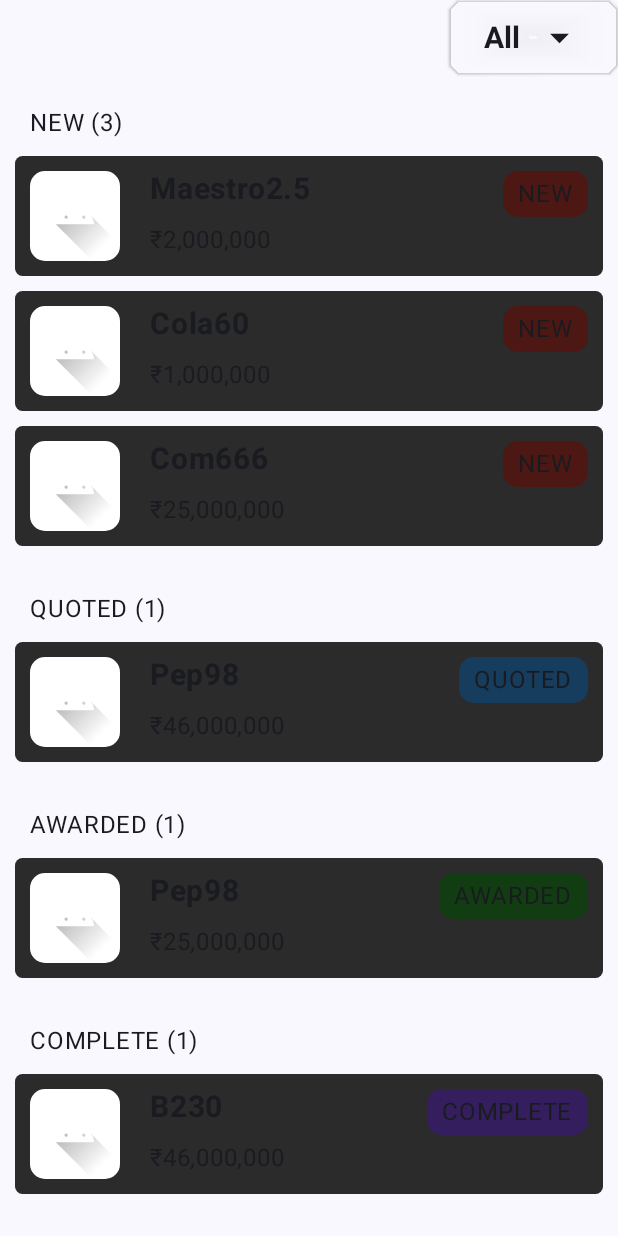
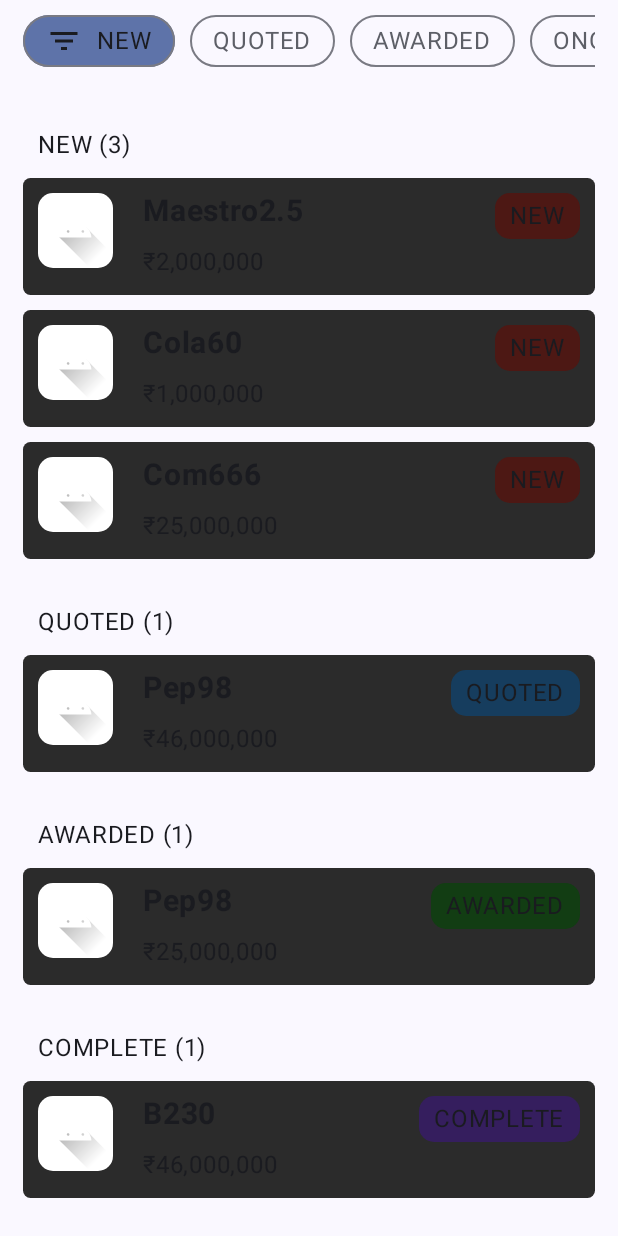
Before and after one commit to joshuajgomez/codeforce, an Android app built with Jetpack Compose: the composable ProjectsView shown on its own in the app's theme, on a phone screen of 412 x 824 dp. Run offline under Robolectric (Android 15) with nearby library versions, the phone set to English and light mode, and no system bars; our stand-ins replace constraintlayout-compose.

Commit message:
Add projects filter tags

```diff
--- a/app/src/main/java/com/triplerock/codeforce/screens/Common.kt
+++ b/app/src/main/java/com/triplerock/codeforce/screens/Common.kt
@@ -1,8 +1,11 @@
 package com.triplerock.codeforce.screens
 
 import android.content.res.Configuration
+import androidx.compose.animation.AnimatedVisibility
 import androidx.compose.foundation.Image
 import androidx.compose.foundation.background
+import androidx.compose.foundation.border
+import androidx.compose.foundation.clickable
 import androidx.compose.foundation.layout.Arrangement
 import androidx.compose.foundation.layout.Column
 import androidx.compose.foundation.layout.ColumnScope
@@ -19,6 +22,7 @@ import androidx.compose.foundation.shape.RoundedCornerShape
 import androidx.compose.material.icons.Icons
 import androidx.compose.material.icons.filled.Add
 import androidx.compose.material.icons.filled.ArrowDropDown
+import androidx.compose.material.icons.filled.FilterList
 import androidx.compose.material.icons.filled.Remove
 import androidx.compose.material3.ButtonDefaults
 import androidx.compose.material3.Card
@@ -44,11 +48,14 @@ import androidx.compose.ui.unit.sp
 import androidx.constraintlayout.compose.ConstraintLayout
 import androidx.constraintlayout.compose.layoutId
 import com.triplerock.codeforce.R
+import com.triplerock.codeforce.data.Project
+import com.triplerock.codeforce.data.ProjectState
 import com.triplerock.codeforce.data.RoomType
 import com.triplerock.codeforce.screens.ui.theme.Black05
 import com.triplerock.codeforce.screens.ui.theme.Black10
 import com.triplerock.codeforce.screens.ui.theme.Black20
 import com.triplerock.codeforce.ui.theme.CodeForceTheme
+import java.util.logging.Filter
 
 @Preview(uiMode = Configuration.UI_MODE_NIGHT_YES)
 annotation class DarkPreview
@@ -167,7 +174,7 @@ fun InfoBox(
     }
 }
 
-@DarkPreview
+//@DarkPreview
 @Composable
 fun PreviewCustomCard() {
     CodeForceTheme {
@@ -420,3 +427,70 @@ fun CfDropDownButton(
         onClick = onClick
     )
 }
+
+@DarkPreview
+@Composable
+fun PreviewFilterTags() {
+    CodeForceTheme {
+        FilterTags(
+            ProjectState.entries.map { it.name },
+            ProjectState.NEW.name
+        ) {
+
+        }
+    }
+}
+
+@Composable
+fun FilterTags(
+    tagList: List<String>,
+    selectedTag: String,
+    onNameClick: (name: String) -> Unit
+) {
+    Row(Modifier.fillMaxWidth()) {
+        LazyRow(horizontalArrangement = Arrangement.spacedBy(10.dp)) {
+            items(tagList) {
+                FilterTag(it, selectedTag == it) {
+                    onNameClick(it)
+                }
+            }
+        }
+    }
+}
+
+@Composable
+fun FilterTag(
+    text: String,
+    isSelected: Boolean,
+    onClick: () -> Unit
+) {
+    Row(
+        Modifier
+            .clickable { onClick() }
+            .background(
+                if (isSelected) colorScheme.primaryContainer
+                else Color.Transparent,
+                RoundedCornerShape(20.dp)
+            )
+            .border(
+                width = 1.dp,
+                color = colorScheme.outlineVariant,
+                shape = RoundedCornerShape(20.dp)
+            )
+            .padding(horizontal = 15.dp, vertical = 5.dp)
+    ) {
+        AnimatedVisibility(visible = isSelected) {
+            Icon(
+                imageVector = Icons.Default.FilterList,
+                contentDescription = null,
+                tint = colorScheme.onBackground,
+                modifier = Modifier.padding(end = 10.dp)
+            )
+        }
+        Text(
+            text = text,
+            color = if (isSelected) colorScheme.onBackground
+            else colorScheme.outline
+        )
+    }
+}
--- a/app/src/main/java/com/triplerock/codeforce/screens/ProjectsScreen.kt
+++ b/app/src/main/java/com/triplerock/codeforce/screens/ProjectsScreen.kt
@@ -71,13 +71,17 @@ fun ProjectsScreen() {
 
 @Composable
 fun ProjectsView(modifier: Modifier) {
-    Column(modifier) {
-        Column(
-            horizontalAlignment = Alignment.End,
-            modifier = Modifier.fillMaxWidth()
+    Column(
+        modifier.padding(horizontal = 15.dp),
+    ) {
+        Spacer(modifier = Modifier.height(10.dp))
+        FilterTags(
+            ProjectState.entries.map { it.name } + "ALL",
+            ProjectState.NEW.name
         ) {
-            CfDropDownButton(text = "All")
+
         }
+        Spacer(modifier = Modifier.height(20.dp))
         ProjectsList()
     }
 }
@@ -102,7 +106,6 @@ fun ProjectsList(
 ) {
     LazyColumn(
         verticalArrangement = Arrangement.spacedBy(10.dp),
-        modifier = modifier.padding(horizontal = 10.dp)
     ) {
         projects
             .sortedBy { it.state }
@@ -220,7 +223,7 @@ fun ProjectCard(
                     contentDescription = null,
                     modifier = Modifier
                         .layoutId("customer_logo")
-                        .size(60.dp)
+                        .size(50.dp)
                         .background(colorScheme.onPrimary, RoundedCornerShape(10.dp))
                 )
                 State(
```
